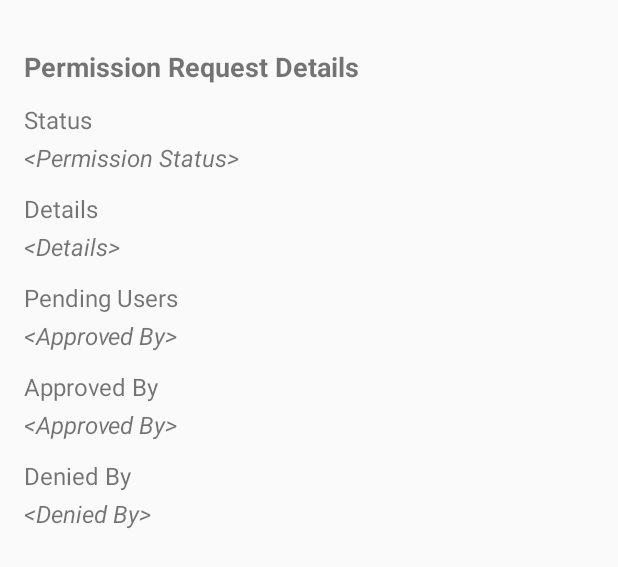
After one commit to dollinad/CMPT-276-walkinggroup, an Android app: the layout dialog_view_permission_request_history.xml on its own in the app's theme, with its tools: preview values and no code run, on a phone screen of 412 x 824 dp. The commit adds this screen. Shown: the top 567 px of the screen. Run offline under Robolectric (Android 15) with nearby library versions, the phone set to English and light mode, and no system bars.

Commit message:
Implement viewing of permission request details

```diff
--- a/app/src/main/java/ca/sfu/djlin/walkinggroup/app/ViewPendingPermissionsActivity.java
+++ b/app/src/main/java/ca/sfu/djlin/walkinggroup/app/ViewPendingPermissionsActivity.java
@@ -134,7 +134,6 @@ public class ViewPendingPermissionsActivity extends AppCompatActivity {
                 builder.setPositiveButton("APPROVE", new DialogInterface.OnClickListener() {
                     @Override
                     public void onClick(DialogInterface dialogInterface, int i) {
-                        // TODO: Approve the request
                         Call<PermissionRequest> call = proxy.approveOrDenyPermissionRequest(pendingPermission.getId(), WGServerProxy.PermissionStatus.APPROVED);
                         ProxyBuilder.callProxy(ViewPendingPermissionsActivity.this,call,  returnedPermissionResponse -> returnedApproveResponse(returnedPermissionResponse));
                     }
@@ -144,7 +143,6 @@ public class ViewPendingPermissionsActivity extends AppCompatActivity {
                 builder.setNegativeButton("DENY", new DialogInterface.OnClickListener() {
                     @Override
                     public void onClick(DialogInterface dialogInterface, int i) {
-                        // TODO: Deny the request
                         Call<PermissionRequest> call = proxy.approveOrDenyPermissionRequest(pendingPermission.getId(), WGServerProxy.PermissionStatus.DENIED);
                         ProxyBuilder.callProxy(ViewPendingPermissionsActivity.this,call,  returnedPermissionResponse -> returnedDenyResponse(returnedPermissionResponse));
                     }
--- a/app/src/main/java/ca/sfu/djlin/walkinggroup/proxy/WGServerProxy.java
+++ b/app/src/main/java/ca/sfu/djlin/walkinggroup/proxy/WGServerProxy.java
@@ -156,6 +156,9 @@ public interface WGServerProxy {
     Call<List<PermissionRequest>> getPermissions(@Query("userId") Long userId);
 
     @GET("/permissions")
+    Call<List<PermissionRequest>> getPermissions(@Query("userId") Long userId, @Header("JSON-DEPTH") Long depth);
+
+    @GET("/permissions")
     Call<List<PermissionRequest>> getPermissions(@Query("userId") Long userId, @Query("statusForUser") PermissionStatus status);
 
     @GET("/permissions/{id}")
--- a/app/src/main/res/layout/activity_view_pending_permissions.xml
+++ b/app/src/main/res/layout/activity_view_pending_permissions.xml
@@ -63,8 +63,8 @@
         android:layout_width="wrap_content"
         android:layout_height="wrap_content"
         android:text="View All Permissions"
-        android:layout_marginBottom="12dp"
-        app:layout_constraintBottom_toBottomOf="parent"
+        android:layout_marginTop="12dp"
+        app:layout_constraintTop_toBottomOf="@id/pending_permissions_list"
         app:layout_constraintRight_toRightOf="parent"
         app:layout_constraintLeft_toLeftOf="parent"/>
 
--- /dev/null
+++ b/app/src/main/res/layout/dialog_view_permission_request_history.xml
@@ -0,0 +1,101 @@
+<?xml version="1.0" encoding="utf-8"?>
+<android.support.constraint.ConstraintLayout
+    xmlns:android="http://schemas.android.com/apk/res/android"
+    xmlns:app="http://schemas.android.com/apk/res-auto"
+    android:layout_width="match_parent"
+    android:layout_height="wrap_content"
+    android:paddingTop="32dp"
+    android:paddingLeft="16dp"
+    android:paddingRight="16dp">
+
+    <LinearLayout
+        android:id="@+id/linear_layout_1"
+        android:layout_width="match_parent"
+        android:layout_height="wrap_content"
+        android:orientation="vertical"
+        app:layout_constraintTop_toTopOf="parent">
+        <TextView
+            android:id="@+id/title"
+            android:layout_width="wrap_content"
+            android:layout_height="wrap_content"
+            android:textSize="18sp"
+            android:textStyle="bold"
+            android:text="Permission Request Details" />
+        <TextView
+            android:id="@+id/permission_request_status_label"
+            android:layout_width="wrap_content"
+            android:layout_height="wrap_content"
+            android:textSize="16sp"
+            android:layout_marginTop="12dp"
+            android:text="Status" />
+        <TextView
+            android:id="@+id/permission_request_status"
+            android:layout_width="wrap_content"
+            android:layout_height="wrap_content"
+            android:textSize="16sp"
+            android:layout_marginTop="3dp"
+            android:textStyle="italic"
+            android:text="&#60;Permission Status&#62;" />
+        <TextView
+            android:id="@+id/permission_request_label"
+            android:layout_width="wrap_content"
+            android:layout_height="wrap_content"
+            android:textSize="16sp"
+            android:layout_marginTop="12dp"
+            android:text="Details" />
+        <TextView
+            android:id="@+id/permission_request_message"
+            android:layout_width="wrap_content"
+            android:layout_height="wrap_content"
+            android:textSize="16sp"
+            android:layout_marginTop="3dp"
+            android:textStyle="italic"
+            android:text="&#60;Details&#62;" />
+        <TextView
+            android:id="@+id/pending_users_label"
+            android:layout_width="wrap_content"
+            android:layout_height="wrap_content"
+            android:textSize="16sp"
+            android:layout_marginTop="12dp"
+            android:text="Pending Users" />
+        <TextView
+            android:id="@+id/pending_users"
+            android:layout_width="wrap_content"
+            android:layout_height="wrap_content"
+            android:textSize="16sp"
+            android:layout_marginTop="3dp"
+            android:textStyle="italic"
+            android:text="&#60;Approved By&#62;" />
+        <TextView
+            android:id="@+id/approved_by_label"
+            android:layout_width="wrap_content"
+            android:layout_height="wrap_content"
+            android:textSize="16sp"
+            android:layout_marginTop="12dp"
+            android:text="Approved By" />
+        <TextView
+            android:id="@+id/approved_by"
+            android:layout_width="wrap_content"
+            android:layout_height="wrap_content"
+            android:textSize="16sp"
+            android:layout_marginTop="3dp"
+            android:textStyle="italic"
+            android:text="&#60;Approved By&#62;" />
+        <TextView
+            android:id="@+id/denied_by_label"
+            android:layout_width="wrap_content"
+            android:layout_height="wrap_content"
+            android:textSize="16sp"
+            android:layout_marginTop="12dp"
+            android:text="Denied By" />
+        <TextView
+            android:id="@+id/denied_by"
+            android:layout_width="wrap_content"
+            android:layout_height="wrap_content"
+            android:textSize="16sp"
+            android:layout_marginTop="3dp"
+            android:textStyle="italic"
+            android:text="&#60;Denied By&#62;" />
+    </LinearLayout>
+
+</android.support.constraint.ConstraintLayout>
```
Also changed, not shown: app/src/main/java/ca/sfu/djlin/walkinggroup/app/ViewPermissionsHistoryActivity.java (+100 -1 lines).
